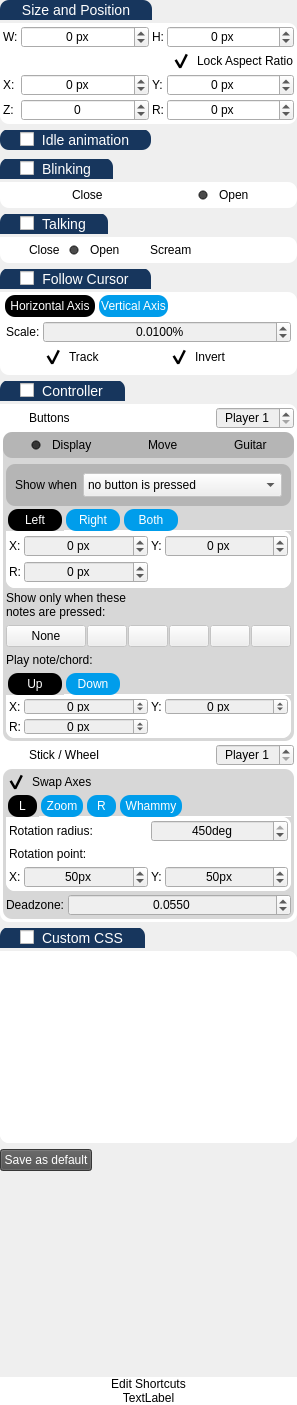
Gemmstone/PyNGtuber, file UI/settingsWidget.ui: the form before one commit.
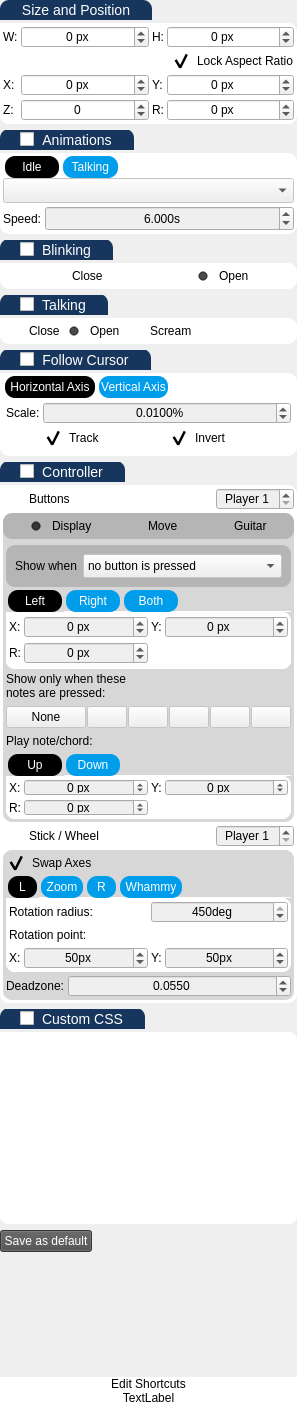
The form after the commit. Icons and pictures are not drawn.

Commit message: Added per asset animations and twitch chat listening

What changed in the file:
```diff
--- a/UI/settingsWidget.ui
+++ b/UI/settingsWidget.ui
@@ -412,11 +412,10 @@
       <enum>Qt::LeftToRight</enum>
      </property>
      <property name="styleSheet">
-      <string notr="true">QGroupBox::title {
-border-radius: 9px;}</string>
+      <string notr="true"/>
      </property>
      <property name="title">
-      <string>Idle animation</string>
+      <string>Animations</string>
      </property>
      <property name="flat">
       <bool>false</bool>
@@ -443,6 +442,371 @@
       <property name="bottomMargin">
        <number>0</number>
       </property>
+      <item>
+       <widget class="QFrame" name="frameAnimations">
+        <property name="sizePolicy">
+         <sizepolicy hsizetype="Preferred" vsizetype="Fixed">
+          <horstretch>0</horstretch>
+          <verstretch>0</verstretch>
+         </sizepolicy>
+        </property>
+        <property name="styleSheet">
+         <string notr="true">QLabel{
+	background-color: transparent;
+}</string>
+        </property>
+        <property name="frameShape">
+         <enum>QFrame::StyledPanel</enum>
+        </property>
+        <property name="frameShadow">
+         <enum>QFrame::Raised</enum>
+        </property>
+        <layout class="QGridLayout" name="gridLayout_8">
+         <property name="leftMargin">
+          <number>3</number>
+         </property>
+         <property name="topMargin">
+          <number>3</number>
+         </property>
+         <property name="rightMargin">
+          <number>3</number>
+         </property>
+         <property name="bottomMargin">
+          <number>3</number>
+         </property>
+         <item row="0" column="0">
+          <widget class="QTabWidget" name="customAnimationsFrame">
+           <property name="sizePolicy">
+            <sizepolicy hsizetype="Expanding" vsizetype="Preferred">
+             <horstretch>0</horstretch>
+             <verstretch>0</verstretch>
+            </sizepolicy>
+           </property>
+           <property name="styleSheet">
+            <string notr="true">QTabBar{  
+    background-color: rgba(255, 255, 255, 0);
+}
+QTabBar::tab {  
+    background-color: rgba(255, 255, 255, 40);
+	background-color: rgb(0, 157, 235);
+    min-width: 50px; 
+    min-height:22px;
+    padding: 0px  2px; 
+    color: white;
+	border-radius: 10px;
+    margin-left:2px;
+    margin-right:2px;
+}
+QTabBar::tab:selected {  
+    color: white;
+	background-color: black;;
+}
+QTabBar::tab:hover {  
+    color: black;
+    background-color: rgba(255, 0, 0, 100);
+}</string>
+           </property>
+           <property name="currentIndex">
+            <number>0</number>
+           </property>
+           <property name="documentMode">
+            <bool>true</bool>
+           </property>
+           <widget class="QWidget" name="tab_14">
+            <attribute name="title">
+             <string>Idle</string>
+            </attribute>
+            <attribute name="toolTip">
+             <string>When a button on the right side of the controller is pressed</string>
+            </attribute>
+            <layout class="QVBoxLayout" name="verticalLayout_53">
+             <property name="leftMargin">
+              <number>0</number>
+             </property>
+             <property name="topMargin">
+              <number>0</number>
+             </property>
+             <property name="rightMargin">
+              <number>0</number>
+             </property>
+             <property name="bottomMargin">
+              <number>0</number>
+             </property>
+             <item>
+              <widget class="QFrame" name="frame_24">
+               <property name="styleSheet">
+                <string notr="true"/>
+               </property>
+               <property name="frameShape">
+                <enum>QFrame::StyledPanel</enum>
+               </property>
+               <property name="frameShadow">
+                <enum>QFrame::Raised</enum>
+               </property>
+               <layout class="QGridLayout" name="gridLayout_16">
+                <property name="leftMargin">
+                 <number>0</number>
+                </property>
+                <property name="topMargin">
+                 <number>0</number>
+                </property>
+                <property name="rightMargin">
+                 <number>0</number>
+                </property>
+                <property name="bottomMargin">
+                 <number>0</number>
+                </property>
+                <property name="spacing">
+                 <number>3</number>
+                </property>
+                <item row="1" column="1">
+                 <widget class="QDoubleSpinBox" name="idle_speed">
+                  <property name="minimumSize">
+                   <size>
+                    <width>0</width>
+                    <height>0</height>
+                   </size>
+                  </property>
+                  <property name="maximumSize">
+                   <size>
+                    <width>16777215</width>
+                    <height>25</height>
+                   </size>
+                  </property>
+                  <property name="toolTip">
+                   <string>Adjust if you feel that your microphone is too quiet or too loud</string>
+                  </property>
+                  <property name="alignment">
+                   <set>Qt::AlignCenter</set>
+                  </property>
+                  <property name="prefix">
+                   <string/>
+                  </property>
+                  <property name="suffix">
+                   <string>s</string>
+                  </property>
+                  <property name="decimals">
+                   <number>3</number>
+                  </property>
+                  <property name="minimum">
+                   <double>0.000000000000000</double>
+                  </property>
+                  <property name="singleStep">
+                   <double>0.100000000000000</double>
+                  </property>
+                  <property name="value">
+                   <double>6.000000000000000</double>
+                  </property>
+                 </widget>
+                </item>
+                <item row="0" column="0" colspan="2">
+                 <widget class="QComboBox" name="idle_animation">
+                  <property name="sizePolicy">
+                   <sizepolicy hsizetype="Preferred" vsizetype="Preferred">
+                    <horstretch>0</horstretch>
+                    <verstretch>0</verstretch>
+                   </sizepolicy>
+                  </property>
+                  <property name="minimumSize">
+                   <size>
+                    <width>0</width>
+                    <height>0</height>
+                   </size>
+                  </property>
+                  <property name="maximumSize">
+                   <size>
+                    <width>16777215</width>
+                    <height>25</height>
+                   </size>
+                  </property>
+                  <property name="toolTip">
+                   <string>Animation name</string>
+                  </property>
+                  <property name="whatsThis">
+                   <string>&lt;html&gt;&lt;head/&gt;&lt;body&gt;&lt;p&gt;&lt;span style=&quot; font-weight:600;&quot;&gt;Alpha Composite:&lt;/span&gt; Best for images with some transparency but it can't do different size images.&lt;/p&gt;&lt;p&gt;&lt;span style=&quot; font-weight:600;&quot;&gt;Pillow Paste:&lt;/span&gt; Best for images with different sizes and positions, but it struggles with transparency.&lt;/p&gt;&lt;p&gt;&lt;span style=&quot; font-weight:600;&quot;&gt;Alpha Composite + Pillow Paste:&lt;/span&gt; Tries to combine the two for a better image, won't make promises.&lt;/p&gt;&lt;p&gt;&lt;span style=&quot; font-weight:600;&quot;&gt;Screenshot:&lt;/span&gt; Just takes a screenshot of the model.&lt;/p&gt;&lt;p&gt;&lt;span style=&quot; font-weight:600;&quot;&gt;Screenshot + Chroma Key:&lt;/span&gt; Just takes a screenshot of the model and tries to remove the background.&lt;/p&gt;&lt;/body&gt;&lt;/html&gt;</string>
+                  </property>
+                  <property name="maxVisibleItems">
+                   <number>10</number>
+                  </property>
+                  <property name="sizeAdjustPolicy">
+                   <enum>QComboBox::AdjustToMinimumContentsLengthWithIcon</enum>
+                  </property>
+                 </widget>
+                </item>
+                <item row="1" column="0">
+                 <widget class="QLabel" name="label_42">
+                  <property name="sizePolicy">
+                   <sizepolicy hsizetype="Fixed" vsizetype="Preferred">
+                    <horstretch>0</horstretch>
+                    <verstretch>0</verstretch>
+                   </sizepolicy>
+                  </property>
+                  <property name="maximumSize">
+                   <size>
+                    <width>16777215</width>
+                    <height>25</height>
+                   </size>
+                  </property>
+                  <property name="text">
+                   <string>Speed:</string>
+                  </property>
+                 </widget>
+                </item>
+               </layout>
+              </widget>
+             </item>
+            </layout>
+           </widget>
+           <widget class="QWidget" name="tab_15">
+            <attribute name="title">
+             <string>  Talking  </string>
+            </attribute>
+            <attribute name="toolTip">
+             <string>When buttons on both sides of the controller are pressed</string>
+            </attribute>
+            <layout class="QVBoxLayout" name="verticalLayout_55">
+             <property name="leftMargin">
+              <number>0</number>
+             </property>
+             <property name="topMargin">
+              <number>0</number>
+             </property>
+             <property name="rightMargin">
+              <number>0</number>
+             </property>
+             <property name="bottomMargin">
+              <number>0</number>
+             </property>
+             <item>
+              <widget class="QFrame" name="frame_25">
+               <property name="styleSheet">
+                <string notr="true"/>
+               </property>
+               <property name="frameShape">
+                <enum>QFrame::StyledPanel</enum>
+               </property>
+               <property name="frameShadow">
+                <enum>QFrame::Raised</enum>
+               </property>
+               <layout class="QGridLayout" name="gridLayout_17">
+                <property name="leftMargin">
+                 <number>0</number>
+                </property>
+                <property name="topMargin">
+                 <number>0</number>
+                </property>
+                <property name="rightMargin">
+                 <number>0</number>
+                </property>
+                <property name="bottomMargin">
+                 <number>0</number>
+                </property>
+                <property name="spacing">
+                 <number>3</number>
+                </property>
+                <item row="1" column="0">
+                 <widget class="QLabel" name="label_43">
+                  <property name="sizePolicy">
+                   <sizepolicy hsizetype="Fixed" vsizetype="Preferred">
+                    <horstretch>0</horstretch>
+                    <verstretch>0</verstretch>
+                   </sizepolicy>
+                  </property>
+                  <property name="maximumSize">
+                   <size>
+                    <width>16777215</width>
+                    <height>25</height>
+                   </size>
+                  </property>
+                  <property name="text">
+                   <string>Speed:</string>
+                  </property>
+                 </widget>
+                </item>
+                <item row="1" column="1">
+                 <widget class="QDoubleSpinBox" name="talking_speed">
+                  <property name="minimumSize">
+                   <size>
+                    <width>0</width>
+                    <height>0</height>
+                   </size>
+                  </property>
+                  <property name="maximumSize">
+                   <size>
+                    <width>16777215</width>
+                    <height>25</height>
+                   </size>
+                  </property>
+                  <property name="toolTip">
+                   <string>Adjust if you feel that your microphone is too quiet or too loud</string>
+                  </property>
+                  <property name="alignment">
+                   <set>Qt::AlignCenter</set>
+                  </property>
+                  <property name="prefix">
+                   <string/>
+                  </property>
+                  <property name="suffix">
+                   <string>s</string>
+                  </property>
+                  <property name="decimals">
+                   <number>3</number>
+                  </property>
+                  <property name="minimum">
+                   <double>0.000000000000000</double>
+                  </property>
+                  <property name="singleStep">
+                   <double>0.100000000000000</double>
+                  </property>
+                  <property name="value">
+                   <double>0.500000000000000</double>
+                  </property>
+                 </widget>
+                </item>
+                <item row="0" column="0" colspan="2">
+                 <widget class="QComboBox" name="talking_animation">
+                  <property name="sizePolicy">
+                   <sizepolicy hsizetype="Preferred" vsizetype="Preferred">
+                    <horstretch>0</horstretch>
+                    <verstretch>0</verstretch>
+                   </sizepolicy>
+                  </property>
+                  <property name="minimumSize">
+                   <size>
+                    <width>0</width>
+                    <height>0</height>
+                   </size>
+                  </property>
+                  <property name="maximumSize">
+                   <size>
+                    <width>16777215</width>
+                    <height>25</height>
+                   </size>
+                  </property>
+                  <property name="toolTip">
+                   <string>Animation name</string>
+                  </property>
+                  <property name="whatsThis">
+                   <string>&lt;html&gt;&lt;head/&gt;&lt;body&gt;&lt;p&gt;&lt;span style=&quot; font-weight:600;&quot;&gt;Alpha Composite:&lt;/span&gt; Best for images with some transparency but it can't do different size images.&lt;/p&gt;&lt;p&gt;&lt;span style=&quot; font-weight:600;&quot;&gt;Pillow Paste:&lt;/span&gt; Best for images with different sizes and positions, but it struggles with transparency.&lt;/p&gt;&lt;p&gt;&lt;span style=&quot; font-weight:600;&quot;&gt;Alpha Composite + Pillow Paste:&lt;/span&gt; Tries to combine the two for a better image, won't make promises.&lt;/p&gt;&lt;p&gt;&lt;span style=&quot; font-weight:600;&quot;&gt;Screenshot:&lt;/span&gt; Just takes a screenshot of the model.&lt;/p&gt;&lt;p&gt;&lt;span style=&quot; font-weight:600;&quot;&gt;Screenshot + Chroma Key:&lt;/span&gt; Just takes a screenshot of the model and tries to remove the background.&lt;/p&gt;&lt;/body&gt;&lt;/html&gt;</string>
+                  </property>
+                  <property name="maxVisibleItems">
+                   <number>10</number>
+                  </property>
+                  <property name="sizeAdjustPolicy">
+                   <enum>QComboBox::AdjustToMinimumContentsLengthWithIcon</enum>
+                  </property>
+                 </widget>
+                </item>
+               </layout>
+              </widget>
+             </item>
+            </layout>
+           </widget>
+          </widget>
+         </item>
+        </layout>
+       </widget>
+      </item>
      </layout>
     </widget>
    </item>
```
The commit also changes 44 other files.
